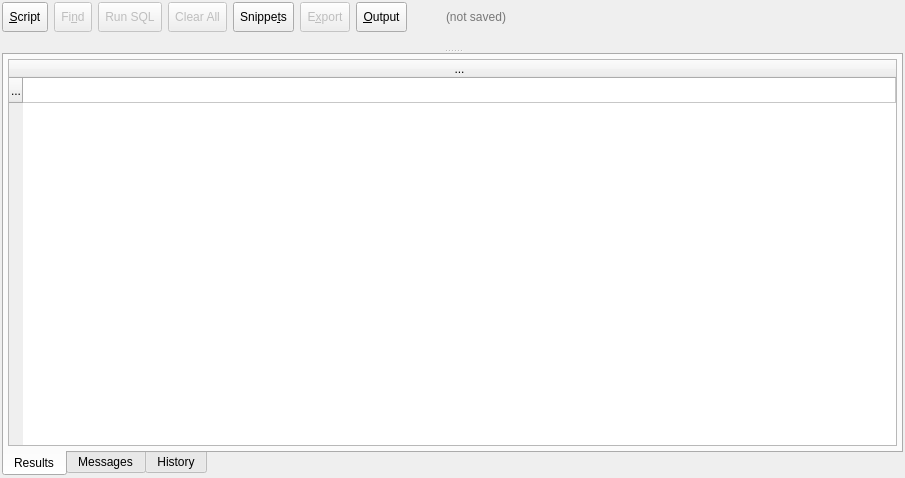
First picture: the form in libpgmodeler_ui/ui/sqlexecutionwidget.ui, repository pgmodeler/pgmodeler, before the edit.
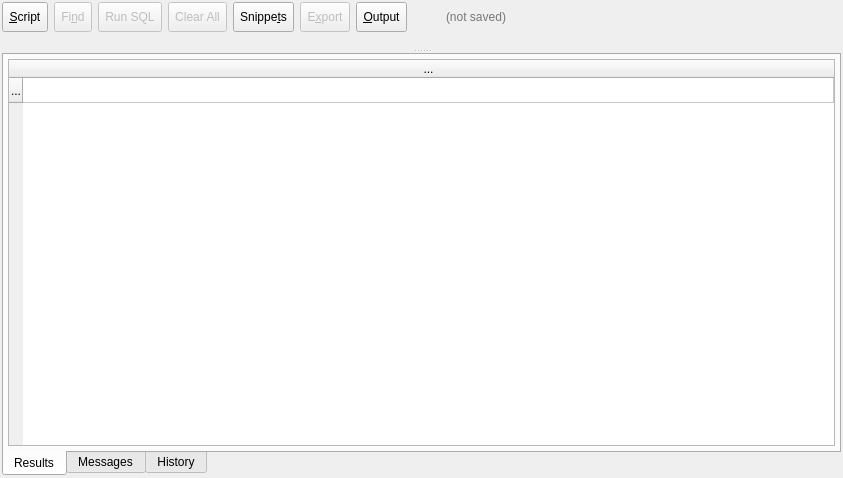
Second picture: the form after the edit. Icons and pictures are not drawn.

```diff
--- a/libpgmodeler_ui/ui/sqlexecutionwidget.ui
+++ b/libpgmodeler_ui/ui/sqlexecutionwidget.ui
@@ -6,7 +6,7 @@
    <rect>
     <x>0</x>
     <y>0</y>
-    <width>905</width>
+    <width>843</width>
     <height>478</height>
    </rect>
   </property>
```
Left out of the diff: 2 changed lines with no effect on the pictures.
